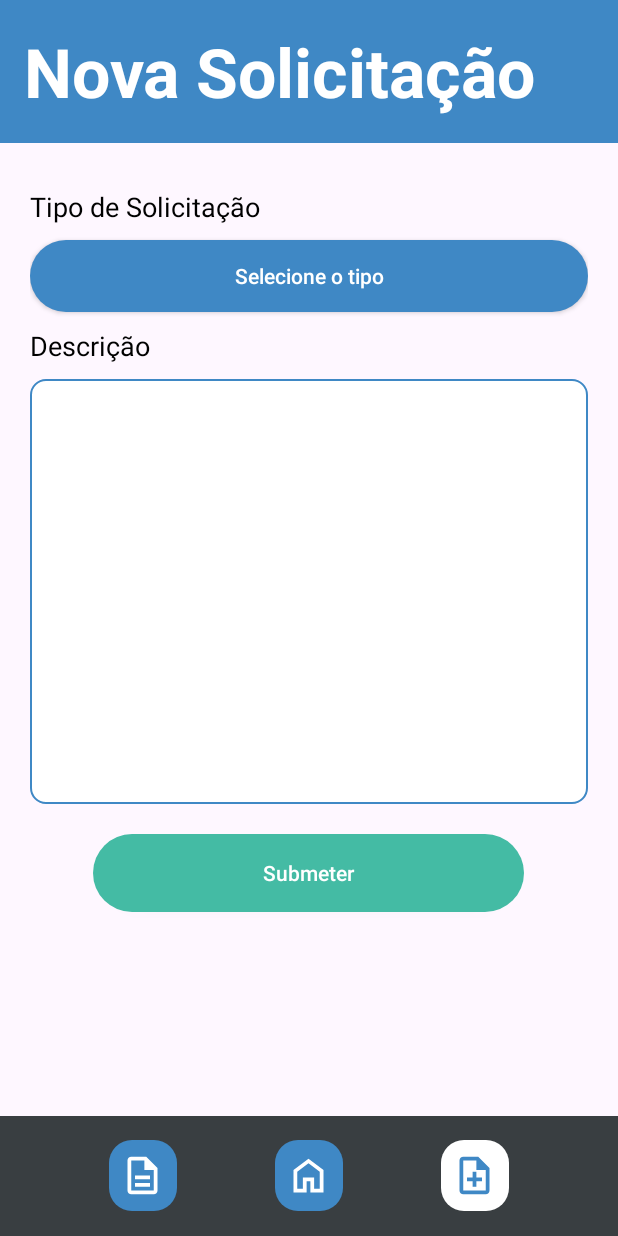
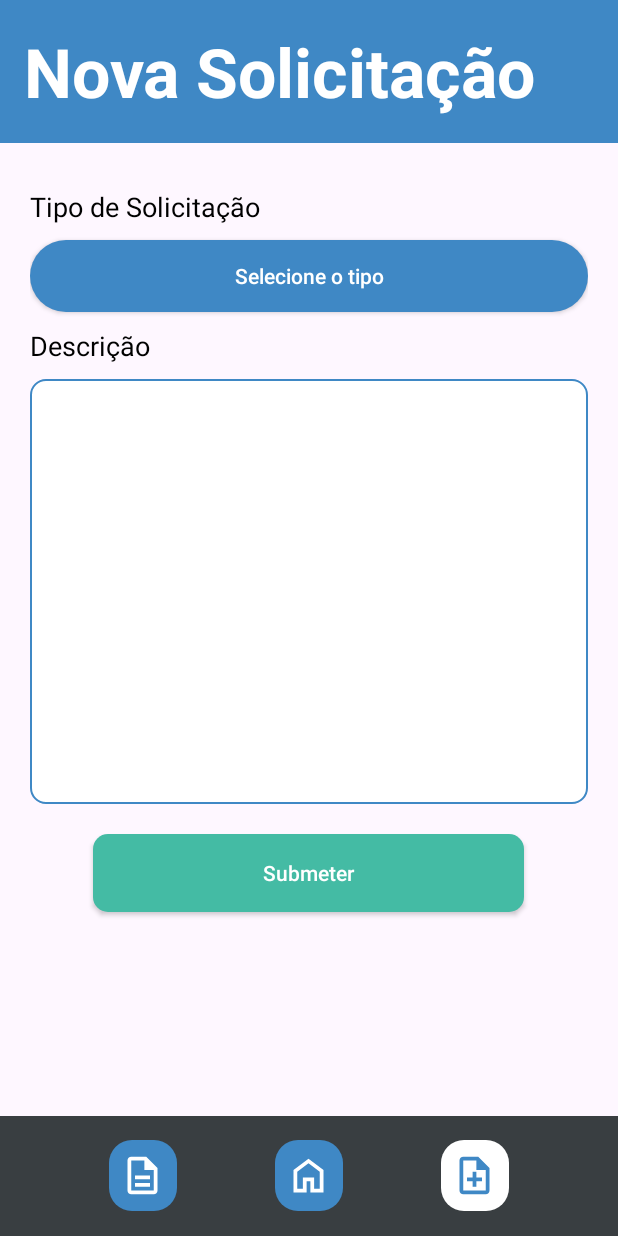
Before and after one commit to Marcos-UFV/Solicitacoes-e-Atendimentos, an Android app: the RequestActivity screen opened directly, with no data from a screen before it, on a phone screen of 412 x 824 dp. Run offline under Robolectric (Android 15) with nearby library versions, the phone set to English and light mode, and no system bars.

Commit message:
update: uses the same submit button pattern

```diff
--- /dev/null
+++ b/app/src/main/res/drawable/form_submit_button.xml
@@ -0,0 +1,5 @@
+<?xml version="1.0" encoding="utf-8"?>
+<shape xmlns:android="http://schemas.android.com/apk/res/android" android:shape="rectangle">
+    <solid android:color="@color/SOLICITA_green" />
+    <corners android:radius="10dp" />
+</shape>
--- a/app/src/main/res/layout/activity_login.xml
+++ b/app/src/main/res/layout/activity_login.xml
@@ -73,7 +73,7 @@
         android:layout_height="wrap_content"
         android:text="@string/enter_label"
         android:textColor="@color/white"
-        android:background="@drawable/enter_button"
+        android:background="@drawable/form_submit_button"
         android:layout_centerHorizontal="true"
         android:paddingHorizontal="24dp"
         android:paddingVertical="10dp"/>
--- a/app/src/main/res/layout/activity_request.xml
+++ b/app/src/main/res/layout/activity_request.xml
@@ -66,7 +66,7 @@
             android:layout_height="52dp"
             android:layout_gravity="center"
             android:layout_marginTop="20dp"
-            android:background="@drawable/submit_button"
+            android:background="@drawable/form_submit_button"
             android:text="@string/submit_label" />
     </LinearLayout>
 
```
